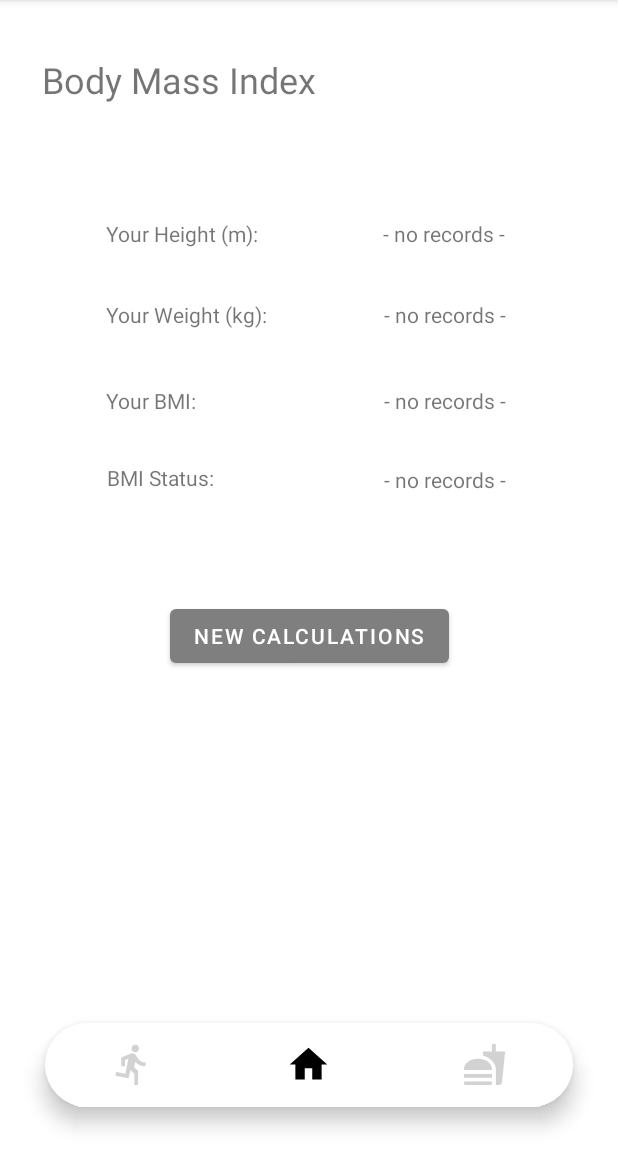
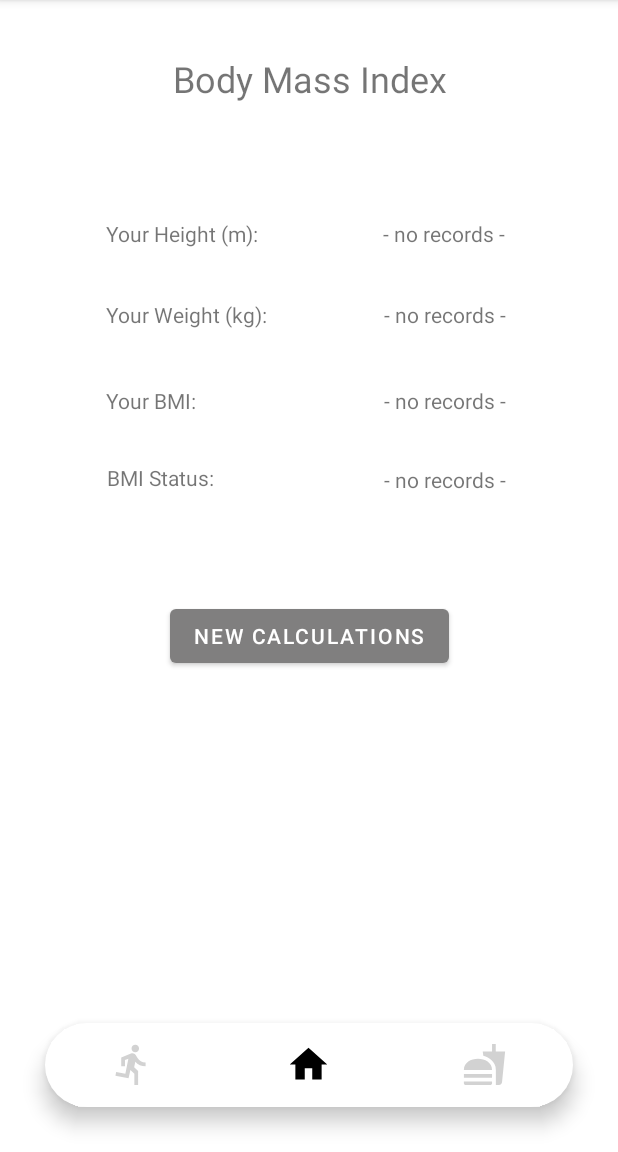
Before and after one commit to Balqiskinanti/MADFit, an Android app: the BmiActivity screen opened directly, with no data from a screen before it, on a phone screen of 412 x 824 dp, the part 84-1236 px from its top. Run offline under Robolectric (Android 15) with nearby library versions, the phone set to English and light mode, and no system bars.

Commit message:
edited layout of title

```diff
--- a/app/src/main/res/layout/activity_bmi.xml
+++ b/app/src/main/res/layout/activity_bmi.xml
@@ -18,11 +18,11 @@
             android:text="Body Mass Index"
             android:textSize="24sp"
             app:layout_constraintBottom_toBottomOf="parent"
-            app:layout_constraintHorizontal_bias="0.121"
+            app:layout_constraintHorizontal_bias="0.504"
             app:layout_constraintLeft_toLeftOf="parent"
             app:layout_constraintRight_toRightOf="parent"
             app:layout_constraintTop_toTopOf="parent"
-            app:layout_constraintVertical_bias="0.05" />
+            app:layout_constraintVertical_bias="0.049" />
 
         <TextView
             android:id="@+id/height_text"
--- a/app/src/main/res/layout/activity_bmi_calculator.xml
+++ b/app/src/main/res/layout/activity_bmi_calculator.xml
@@ -13,9 +13,8 @@
         android:text="BMI Calculator"
         android:textSize="24sp"
         app:layout_constraintBottom_toBottomOf="parent"
-        app:layout_constraintHorizontal_bias="0.121"
         app:layout_constraintLeft_toLeftOf="parent"
         app:layout_constraintRight_toRightOf="parent"
         app:layout_constraintTop_toTopOf="parent"
-        app:layout_constraintVertical_bias="0.05" />
+        app:layout_constraintVertical_bias="0.047" />
 </androidx.constraintlayout.widget.ConstraintLayout>
```
